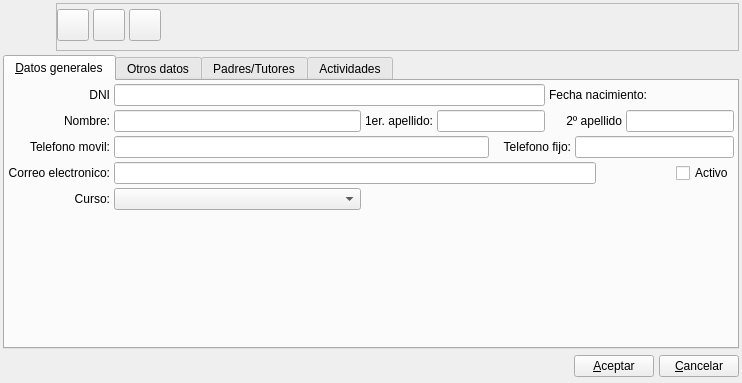
Above: bulmages/bulmafact/plugins/pluginbf_alumno/alumnobase.ui from eboladev/Bulmages-1 before the change. Below: the same form after it.
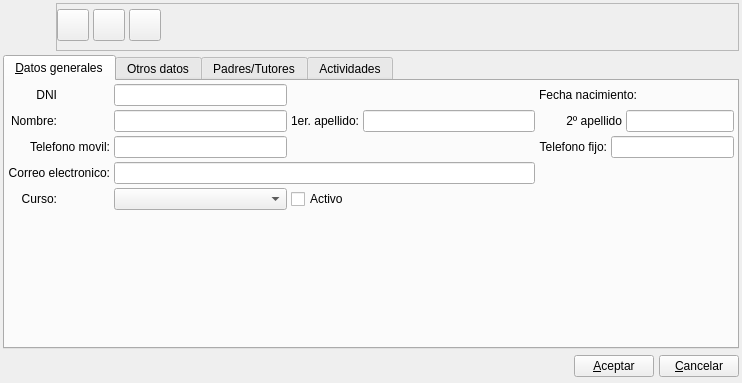
That is the form after the change. Icons and pictures are not drawn. Custom widgets are drawn as their Qt base class.

Commit message: Arreglo un detalle de la gestion de campos personalizados spc

```diff
--- a/bulmages/bulmafact/plugins/pluginbf_alumno/alumnobase.ui
+++ b/bulmages/bulmafact/plugins/pluginbf_alumno/alumnobase.ui
@@ -267,14 +267,14 @@
          </property>
         </widget>
        </item>
-       <item row="0" column="1" colspan="4">
+       <item row="0" column="2">
         <widget class="QLineEdit" name="mui_dnialumno">
          <property name="maxLength">
           <number>200</number>
          </property>
         </widget>
        </item>
-       <item row="0" column="5" colspan="4">
+       <item row="0" column="5" colspan="3">
         <widget class="QLabel" name="textLabel2_10">
          <property name="sizePolicy">
           <sizepolicy hsizetype="Fixed" vsizetype="Fixed">
@@ -293,7 +293,7 @@
          </property>
         </widget>
        </item>
-       <item row="0" column="9" colspan="2">
+       <item row="0" column="8">
         <widget class="BlDateSearch" name="mui_fechanacimientoalumno" native="true">
          <property name="focusPolicy">
           <enum>Qt::StrongFocus</enum>
@@ -322,17 +322,17 @@
          </property>
         </widget>
        </item>
-       <item row="1" column="1">
-        <widget class="QLineEdit" name="mui_nombrealumno">
-         <property name="sizePolicy">
-          <sizepolicy hsizetype="Expanding" vsizetype="Preferred">
-           <horstretch>0</horstretch>
-           <verstretch>0</verstretch>
-          </sizepolicy>
-         </property>
-        </widget>
-       </item>
        <item row="1" column="2">
+        <widget class="QLineEdit" name="mui_nombrealumno">
+         <property name="sizePolicy">
+          <sizepolicy hsizetype="Expanding" vsizetype="Preferred">
+           <horstretch>0</horstretch>
+           <verstretch>0</verstretch>
+          </sizepolicy>
+         </property>
+        </widget>
+       </item>
+       <item row="1" column="3">
         <widget class="QLabel" name="textLabel2_3">
          <property name="text">
           <string>1er. apellido:</string>
@@ -345,7 +345,7 @@
          </property>
         </widget>
        </item>
-       <item row="1" column="3" colspan="2">
+       <item row="1" column="4">
         <widget class="QLineEdit" name="mui_apellido1alumno">
          <property name="sizePolicy">
           <sizepolicy hsizetype="Expanding" vsizetype="Preferred">
@@ -355,7 +355,7 @@
          </property>
         </widget>
        </item>
-       <item row="1" column="5" colspan="3">
+       <item row="1" column="5" colspan="2">
         <widget class="QLabel" name="textLabel2_4">
          <property name="text">
           <string>2º apellido</string>
@@ -368,7 +368,7 @@
          </property>
         </widget>
        </item>
-       <item row="1" column="8" colspan="3">
+       <item row="1" column="7" colspan="2">
         <widget class="QLineEdit" name="mui_apellido2alumno">
          <property name="sizePolicy">
           <sizepolicy hsizetype="Expanding" vsizetype="Preferred">
@@ -378,7 +378,7 @@
          </property>
         </widget>
        </item>
-       <item row="2" column="0">
+       <item row="2" column="0" colspan="2">
         <widget class="QLabel" name="textLabel2_8_5">
          <property name="text">
           <string>Telefono movil:</string>
@@ -391,14 +391,14 @@
          </property>
         </widget>
        </item>
-       <item row="2" column="1" colspan="3">
+       <item row="2" column="2">
         <widget class="QLineEdit" name="mui_movilalumno">
          <property name="maxLength">
           <number>20</number>
          </property>
         </widget>
        </item>
-       <item row="2" column="4" colspan="2">
+       <item row="2" column="5">
         <widget class="QLabel" name="textLabel2_8">
          <property name="text">
           <string>Telefono fijo:</string>
@@ -411,14 +411,14 @@
          </property>
         </widget>
        </item>
-       <item row="2" column="6" colspan="5">
+       <item row="2" column="6" colspan="3">
         <widget class="QLineEdit" name="mui_telalumno">
          <property name="maxLength">
           <number>20</number>
          </property>
         </widget>
        </item>
-       <item row="3" column="0">
+       <item row="3" column="0" colspan="2">
         <widget class="QLabel" name="textLabel2_8_3">
          <property name="text">
           <string>Correo electronico:</string>
@@ -431,21 +431,44 @@
          </property>
         </widget>
        </item>
-       <item row="3" column="1" colspan="6">
+       <item row="3" column="2" colspan="3">
         <widget class="QLineEdit" name="mui_emailalumno">
          <property name="maxLength">
           <number>100</number>
          </property>
         </widget>
        </item>
-       <item row="3" column="10">
+       <item row="4" column="0">
+        <widget class="QLabel" name="label_2">
+         <property name="text">
+          <string>Curso:</string>
+         </property>
+         <property name="alignment">
+          <set>Qt::AlignRight|Qt::AlignTrailing|Qt::AlignVCenter</set>
+         </property>
+        </widget>
+       </item>
+       <item row="4" column="2">
+        <widget class="BlComboBox" name="mui_idclase"/>
+       </item>
+       <item row="4" column="3">
         <widget class="QCheckBox" name="mui_activoalumno">
          <property name="text">
           <string>Activo</string>
          </property>
         </widget>
        </item>
-       <item row="5" column="1" colspan="3">
+       <item row="5" column="0" rowspan="2" colspan="9">
+        <widget class="QFrame" name="m_frameplugin">
+         <property name="frameShape">
+          <enum>QFrame::StyledPanel</enum>
+         </property>
+         <property name="frameShadow">
+          <enum>QFrame::Raised</enum>
+         </property>
+        </widget>
+       </item>
+       <item row="7" column="0">
         <spacer name="verticalSpacer">
          <property name="orientation">
           <enum>Qt::Vertical</enum>
@@ -458,19 +481,6 @@
          </property>
         </spacer>
        </item>
-       <item row="4" column="1">
-        <widget class="BlComboBox" name="mui_idclase"/>
-       </item>
-       <item row="4" column="0">
-        <widget class="QLabel" name="label_2">
-         <property name="text">
-          <string>Curso:</string>
-         </property>
-         <property name="alignment">
-          <set>Qt::AlignRight|Qt::AlignTrailing|Qt::AlignVCenter</set>
-         </property>
-        </widget>
-       </item>
       </layout>
      </widget>
      <widget class="QWidget" name="tabOtros">
@@ -648,6 +658,11 @@
  </widget>
  <layoutdefault spacing="4" margin="3"/>
  <customwidgets>
+  <customwidget>
+   <class>BlComboBox</class>
+   <extends>QComboBox</extends>
+   <header>blcombobox.h</header>
+  </customwidget>
   <customwidget>
    <class>BlDateSearch</class>
    <extends>QWidget</extends>
@@ -664,11 +679,6 @@
    <extends>QTableWidget</extends>
    <header>alumnoview.h</header>
   </customwidget>
-  <customwidget>
-   <class>BlComboBox</class>
-   <extends>QComboBox</extends>
-   <header>blcombobox.h</header>
-  </customwidget>
  </customwidgets>
  <tabstops>
   <tabstop>m_tab</tabstop>
```
The commit also changes 1 other file.
